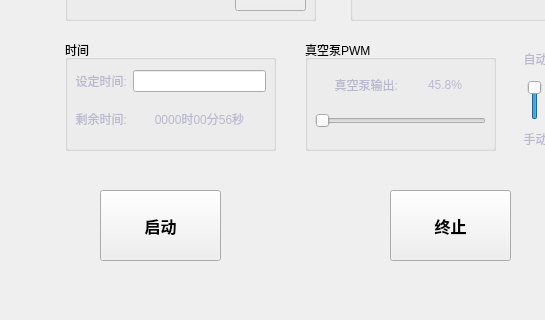
First picture: the form in VacuumController/mainwindow.ui, repository Twelvecat/VacuumController_Qt5, before the edit; both pictures show x 0 to 545 and y 340 to 660 of the 1400 by 660 pixel window.
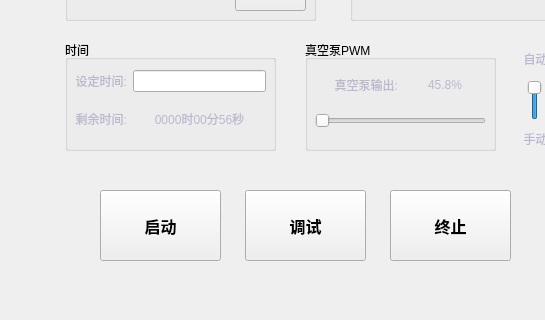
Second picture: the form after the edit.

```diff
--- a/VacuumController/mainwindow.ui
+++ b/VacuumController/mainwindow.ui
@@ -624,6 +624,27 @@
      <set>Qt::AlignCenter</set>
     </property>
    </widget>
+   <widget class="QPushButton" name="pushButton_PID">
+    <property name="geometry">
+     <rect>
+      <x>245</x>
+      <y>530</y>
+      <width>121</width>
+      <height>71</height>
+     </rect>
+    </property>
+    <property name="font">
+     <font>
+      <family>Microsoft YaHei</family>
+      <pointsize>12</pointsize>
+      <weight>75</weight>
+      <bold>true</bold>
+     </font>
+    </property>
+    <property name="text">
+     <string>调试</string>
+    </property>
+   </widget>
   </widget>
   <widget class="QMenuBar" name="menubar">
    <property name="geometry">
```
